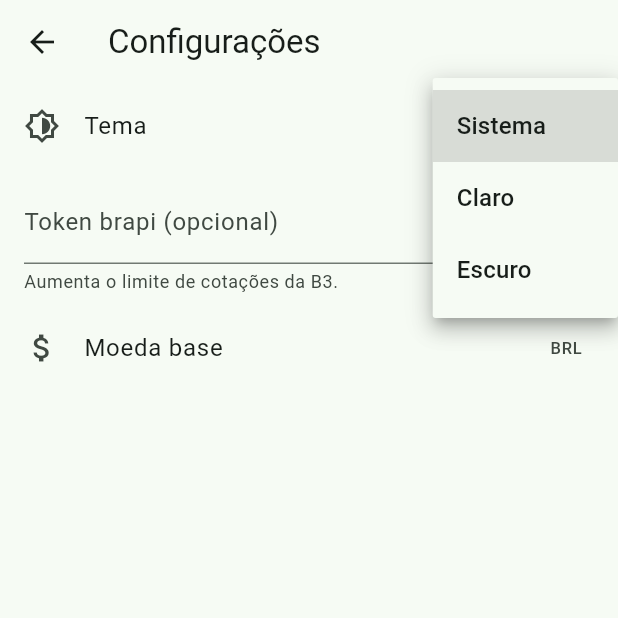
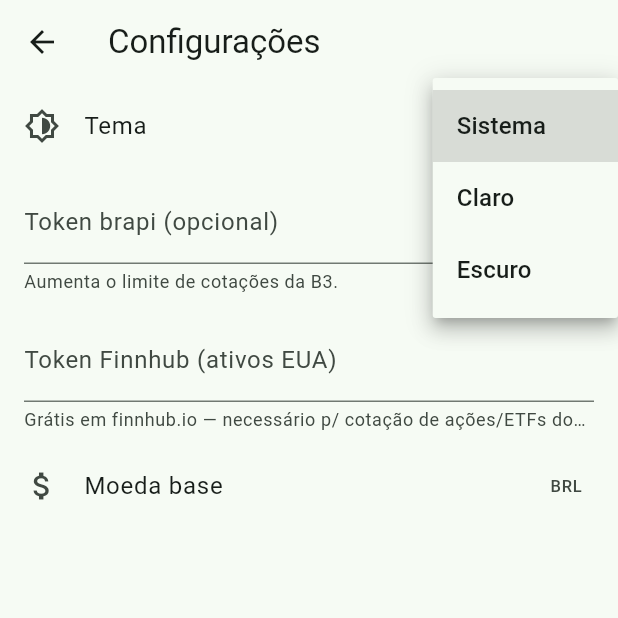
Before and after one commit to guilhermeeng99/Investanco, a Flutter app: the _SettingsView screen opened directly, after a tap on "Sistema", on a phone screen of 412 x 824 dp, the top half of it. Run offline on Flutter 3.47's test engine with Material 3 defaults, Android fonts, the phone set to English and light mode, and no system bars; our stand-ins replace dartz, dio, drift, drift_flutter, equatable, fl_chart and 3 more; accounts and stored records are empty; generated files the repository leaves out were written again.

Commit message:
feat(quotes): price US assets via Finnhub (CORS-safe), token in Settings
Yahoo/Stooq lack CORS headers (and Yahoo now returns 429), so US quotes
failed in the browser. Finnhub sends CORS headers and works on web. Adds
FinnhubQuoteDataSource (US), a free token entered in Settings, plumbed via
a QuoteApiKeys holder kept in sync by ProfileCubit and loaded at startup.
Settings table gains finnhubToken (schema v5 + migration). Removes the
Yahoo adapter. Without a token, US holdings gracefully show cost basis.

analyze: 0 issues; tests: 45/45; web build OK.

Co-Authored-By: Claude Opus 4.7 (1M context) <noreply@anthropic.com>

```diff
--- a/lib/core/database/app_database.dart
+++ b/lib/core/database/app_database.dart
@@ -176,6 +176,9 @@ class Settings extends Table {
   /// Optional brapi token.
   TextColumn get brapiToken => text().nullable()();
 
+  /// Optional Finnhub token.
+  TextColumn get finnhubToken => text().nullable()();
+
   @override
   Set<Column<Object>> get primaryKey => {id};
 }
@@ -199,7 +202,7 @@ class AppDatabase extends _$AppDatabase {
         );
 
   @override
-  int get schemaVersion => 4;
+  int get schemaVersion => 5;
 
   @override
   MigrationStrategy get migration => MigrationStrategy(
@@ -208,6 +211,7 @@ class AppDatabase extends _$AppDatabase {
           if (from < 2) await m.createTable(quotes);
           if (from < 3) await m.createTable(snapshots);
           if (from < 4) await m.createTable(settings);
+          if (from < 5) await m.addColumn(settings, settings.finnhubToken);
         },
       );
 }
--- /dev/null
+++ b/lib/core/network/quote_api_keys.dart
@@ -0,0 +1,10 @@
+/// Mutable holder for optional market-data API tokens. Populated from settings
+/// at startup and whenever they change, and read by the quote adapters at fetch
+/// time (so a key entered in Settings takes effect without a restart).
+class QuoteApiKeys {
+  /// Creates the holder.
+  QuoteApiKeys({this.finnhubToken});
+
+  /// Finnhub API token (US equities/ETFs). Null/empty disables US pricing.
+  String? finnhubToken;
+}
--- a/lib/features/profile/data/repositories/settings_repository_impl.dart
+++ b/lib/features/profile/data/repositories/settings_repository_impl.dart
@@ -23,6 +23,7 @@ class SettingsRepositoryImpl implements SettingsRepository {
       themeMode: AppThemeMode.values.byName(row.themeMode),
       baseCurrency: Currency.values.byName(row.baseCurrency),
       brapiToken: row.brapiToken,
+      finnhubToken: row.finnhubToken,
     );
   }
 
@@ -34,6 +35,7 @@ class SettingsRepositoryImpl implements SettingsRepository {
             themeMode: Value(settings.themeMode.name),
             baseCurrency: Value(settings.baseCurrency.name),
             brapiToken: Value(settings.brapiToken),
+            finnhubToken: Value(settings.finnhubToken),
           ),
         );
   }
--- a/lib/features/profile/domain/entities/app_settings.dart
+++ b/lib/features/profile/domain/entities/app_settings.dart
@@ -6,11 +6,12 @@ enum AppThemeMode { system, light, dark }
 
 /// User preferences. See `docs/specs/profile.md`.
 class AppSettings extends Equatable {
-  /// Creates settings (defaults: system theme, BRL base, no brapi token).
+  /// Creates settings (defaults: system theme, BRL base, no tokens).
   const AppSettings({
     this.themeMode = AppThemeMode.system,
     this.baseCurrency = Currency.brl,
     this.brapiToken,
+    this.finnhubToken,
   });
 
   /// Active theme preference.
@@ -19,23 +20,31 @@ class AppSettings extends Equatable {
   /// Base currency for consolidation.
   final Currency baseCurrency;
 
-  /// Optional brapi API token (more quota/tickers).
+  /// Optional brapi API token (more quota/tickers for BR assets).
   final String? brapiToken;
+
+  /// Optional Finnhub API token (required to price US assets on web).
+  final String? finnhubToken;
 
   /// Returns a copy with the given fields replaced.
   AppSettings copyWith({
     AppThemeMode? themeMode,
     Currency? baseCurrency,
     String? brapiToken,
-    bool clearToken = false,
+    String? finnhubToken,
+    bool clearBrapiToken = false,
+    bool clearFinnhubToken = false,
   }) {
     return AppSettings(
       themeMode: themeMode ?? this.themeMode,
       baseCurrency: baseCurrency ?? this.baseCurrency,
-      brapiToken: clearToken ? null : (brapiToken ?? this.brapiToken),
+      brapiToken: clearBrapiToken ? null : (brapiToken ?? this.brapiToken),
+      finnhubToken:
+          clearFinnhubToken ? null : (finnhubToken ?? this.finnhubToken),
     );
   }
 
   @override
-  List<Object?> get props => [themeMode, baseCurrency, brapiToken];
+  List<Object?> get props =>
+      [themeMode, baseCurrency, brapiToken, finnhubToken];
 }
--- a/lib/features/profile/presentation/cubit/profile_cubit.dart
+++ b/lib/features/profile/presentation/cubit/profile_cubit.dart
@@ -1,20 +1,27 @@
 import 'package:flutter_bloc/flutter_bloc.dart';
 import 'package:investanco/app/theme/theme_cubit.dart';
+import 'package:investanco/core/network/quote_api_keys.dart';
 import 'package:investanco/features/profile/domain/entities/app_settings.dart';
 import 'package:investanco/features/profile/domain/repositories/settings_repository.dart';
 import 'package:investanco/features/profile/presentation/theme_mode_mapper.dart';
 
-/// Loads and mutates [AppSettings]. Applies theme changes live via [ThemeCubit].
+/// Loads and mutates [AppSettings]. Applies theme changes live via [ThemeCubit]
+/// and keeps [QuoteApiKeys] in sync so adapters pick up token changes at once.
 class ProfileCubit extends Cubit<AppSettings> {
   /// Creates the cubit with defaults until [load] runs.
-  ProfileCubit(this._repository, this._themeCubit)
+  ProfileCubit(this._repository, this._themeCubit, this._apiKeys)
       : super(const AppSettings());
 
   final SettingsRepository _repository;
   final ThemeCubit _themeCubit;
+  final QuoteApiKeys _apiKeys;
 
-  /// Loads persisted settings.
-  Future<void> load() async => emit(await _repository.get());
+  /// Loads persisted settings and publishes tokens to [QuoteApiKeys].
+  Future<void> load() async {
+    final settings = await _repository.get();
+    _apiKeys.finnhubToken = settings.finnhubToken;
+    emit(settings);
+  }
 
   /// Changes and persists the theme mode, applying it immediately.
   Future<void> setThemeMode(AppThemeMode mode) async {
@@ -28,9 +35,20 @@ class ProfileCubit extends Cubit<AppSettings> {
   Future<void> setBrapiToken(String? token) async {
     final trimmed = token?.trim();
     final updated = (trimmed == null || trimmed.isEmpty)
-        ? state.copyWith(clearToken: true)
+        ? state.copyWith(clearBrapiToken: true)
         : state.copyWith(brapiToken: trimmed);
     await _repository.save(updated);
     emit(updated);
   }
+
+  /// Sets (or clears) the Finnhub token and publishes it to [QuoteApiKeys].
+  Future<void> setFinnhubToken(String? token) async {
+    final trimmed = token?.trim();
+    final updated = (trimmed == null || trimmed.isEmpty)
+        ? state.copyWith(clearFinnhubToken: true)
+        : state.copyWith(finnhubToken: trimmed);
+    await _repository.save(updated);
+    _apiKeys.finnhubToken = updated.finnhubToken;
+    emit(updated);
+  }
 }
--- a/lib/features/profile/presentation/pages/settings_page.dart
+++ b/lib/features/profile/presentation/pages/settings_page.dart
@@ -79,6 +79,18 @@ class _SettingsView extends StatelessWidget {
                       unawaited(cubit.setBrapiToken(value)),
                 ),
               ),
+              Padding(
+                padding: const EdgeInsets.fromLTRB(16, 8, 16, 8),
+                child: TextFormField(
+                  initialValue: settings.finnhubToken ?? '',
+                  decoration: InputDecoration(
+                    labelText: t.settings.finnhubToken,
+                    helperText: t.settings.finnhubTokenHelp,
+                  ),
+                  onFieldSubmitted: (value) =>
+                      unawaited(cubit.setFinnhubToken(value)),
+                ),
+              ),
               ListTile(
                 leading: const Icon(Icons.attach_money),
                 title: Text(t.settings.baseCurrency),
--- /dev/null
+++ b/lib/features/quotes/data/datasources/finnhub_quote_data_source.dart
@@ -0,0 +1,66 @@
+import 'package:dartz/dartz.dart';
+import 'package:dio/dio.dart';
+import 'package:investanco/core/error/failures.dart';
+import 'package:investanco/core/money/money.dart';
+import 'package:investanco/core/network/quote_api_keys.dart';
+import 'package:investanco/features/assets/domain/entities/asset.dart';
+import 'package:investanco/features/quotes/domain/datasources/quote_data_source.dart';
+import 'package:investanco/features/quotes/domain/entities/quote.dart';
+
+/// Prices US equities/ETFs via Finnhub. Unlike Yahoo/Stooq, Finnhub sends CORS
+/// headers, so it works from the browser. Needs a free API token (set in
+/// Settings); without one, US holdings simply show their cost basis.
+/// See `docs/specs/quotes.md`.
+class FinnhubQuoteDataSource implements QuoteDataSource {
+  /// Creates the adapter.
+  const FinnhubQuoteDataSource(this._dio, this._keys);
+
+  final Dio _dio;
+  final QuoteApiKeys _keys;
+
+  @override
+  bool supports(Asset asset) =>
+      asset.kind == AssetKind.stockUs || asset.kind == AssetKind.etfUs;
+
+  @override
+  Future<Either<Failure, List<Quote>>> fetch(List<Asset> assets) async {
+    final supported = assets.where(supports).toList();
+    if (supported.isEmpty) return const Right([]);
+
+    final token = _keys.finnhubToken;
+    if (token == null || token.isEmpty) return const Right([]);
+
+    final now = DateTime.now();
+    final quotes = <Quote>[];
+    for (final asset in supported) {
+      final quote = await _fetchOne(asset, token, now);
+      if (quote != null) quotes.add(quote);
+    }
+    return Right(quotes);
+  }
+
+  Future<Quote?> _fetchOne(Asset asset, String token, DateTime now) async {
+    try {
+      final response = await _dio.get<Map<String, dynamic>>(
+        'https://finnhub.io/api/v1/quote',
+        queryParameters: {'symbol': asset.ticker, 'token': token},
+      );
+      final data = response.data;
+      final current = (data?['c'] as num?)?.toDouble();
+      if (current == null || current == 0) return null;
+      final previous = (data?['pc'] as num?)?.toDouble();
+      return Quote(
+        assetId: asset.id,
+        unitPrice: Money.fromMajor(current, asset.currency),
+        previousClose: previous == null || previous == 0
+            ? null
+            : Money.fromMajor(previous, asset.currency),
+        asOf: now,
+        fetchedAt: now,
+        source: QuoteSource.finnhub,
+      );
+    } on Object {
+      return null;
+    }
+  }
+}
--- a/lib/features/quotes/domain/entities/quote.dart
+++ b/lib/features/quotes/domain/entities/quote.dart
@@ -2,7 +2,7 @@ import 'package:equatable/equatable.dart';
 import 'package:investanco/core/money/money.dart';
 
 /// Where a quote came from.
-enum QuoteSource { brapi, yahoo, tesouro, bcb, manual }
+enum QuoteSource { brapi, yahoo, finnhub, tesouro, bcb, manual }
 
 /// Latest known unit price of an asset in its native currency. See
 /// `docs/specs/quotes.md`.
--- a/lib/i18n/pt.i18n.json
+++ b/lib/i18n/pt.i18n.json
@@ -117,6 +117,8 @@
     "themeDark": "Escuro",
     "brapiToken": "Token brapi (opcional)",
     "brapiTokenHelp": "Aumenta o limite de cotações da B3.",
+    "finnhubToken": "Token Finnhub (ativos EUA)",
+    "finnhubTokenHelp": "Grátis em finnhub.io — necessário p/ cotação de ações/ETFs dos EUA.",
     "baseCurrency": "Moeda base"
   }
 }
```
Also changed, not shown: lib/app/di/injection_container.dart (+8 -5 lines), lib/features/quotes/data/datasources/yahoo_quote_data_source.dart (deleted, +0 -64 lines), lib/core/database/app_database.g.dart, lib/gen/strings.g.dart, lib/gen/strings_pt.g.dart.
